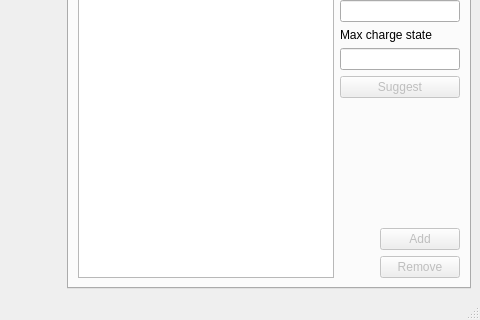
Qt form mainwindow.ui (tanosaur/massreproduction) before a commit; both pictures show x 783 to 1263 and y 461 to 781 of the 1263 by 781 pixel window.
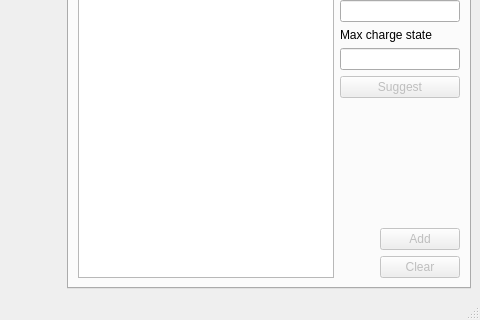
The same form after that commit. Icons and pictures are not drawn.

Diff of the .ui file:
```diff
--- a/mainwindow.ui
+++ b/mainwindow.ui
@@ -508,7 +508,7 @@
                      <bool>false</bool>
                     </property>
                     <property name="text">
-                     <string>Remove</string>
+                     <string>Clear</string>
                     </property>
                    </widget>
                   </item>
```
Left out of the diff: 2 changed lines with no effect on the pictures.
